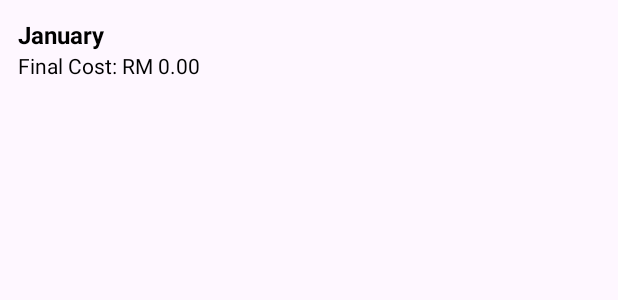
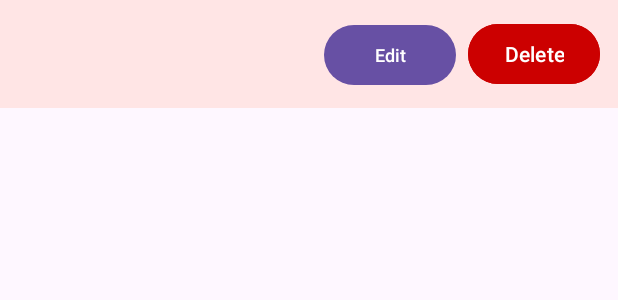
Before and after one commit to haijanjw/ElecBill, an Android app: the layout bill_item.xml on its own in the app's theme, with its tools: preview values and no code run, on a phone screen of 412 x 824 dp. Shown: the top 300 px of the screen. Run offline under Robolectric (Android 15) with nearby library versions, the phone set to English and light mode, and no system bars.

```diff
--- a/app/src/main/res/layout/activity_detail.xml
+++ b/app/src/main/res/layout/activity_detail.xml
@@ -41,7 +41,6 @@
         android:id="@+id/txtDetail"
         android:layout_width="wrap_content"
         android:layout_height="wrap_content"
-        android:text="Details will be shown here"
         android:textSize="18sp"
         android:layout_marginTop="16dp" />
 
--- a/app/src/main/res/layout/activity_list.xml
+++ b/app/src/main/res/layout/activity_list.xml
@@ -8,5 +8,8 @@
     <ListView
         android:id="@+id/listView"
         android:layout_width="match_parent"
-        android:layout_height="match_parent"/>
+        android:layout_height="match_parent"
+        android:choiceMode="singleChoice"/>
+
+
 </LinearLayout>
--- a/app/src/main/res/layout/bill_item.xml
+++ b/app/src/main/res/layout/bill_item.xml
@@ -1,24 +1,62 @@
 <?xml version="1.0" encoding="utf-8"?>
-<LinearLayout xmlns:android="http://schemas.android.com/apk/res/android"
+<RelativeLayout xmlns:android="http://schemas.android.com/apk/res/android"
     android:layout_width="match_parent"
     android:layout_height="wrap_content"
+    android:padding="12dp"
+    android:background="#FFE5E5"
+    android:descendantFocusability="blocksDescendants"
+    >
+
+    <LinearLayout
         android:orientation="vertical"
-    android:padding="12dp">
+        android:layout_width="wrap_content"
+        android:layout_height="wrap_content">
 
         <TextView
             android:id="@+id/txtMonth"
             android:layout_width="wrap_content"
             android:layout_height="wrap_content"
-        android:text="January"
+            android:textSize="16sp"
             android:textStyle="bold"
-        android:textSize="16sp"
             android:textColor="@android:color/black" />
 
         <TextView
             android:id="@+id/txtFinalCost"
             android:layout_width="wrap_content"
             android:layout_height="wrap_content"
-        android:text="Final Cost: RM 0.00"
             android:textColor="@android:color/black" />
+    </LinearLayout>
+
+    <LinearLayout
+        android:layout_alignParentEnd="true"
+        android:orientation="horizontal"
+        android:layout_width="wrap_content"
+        android:layout_height="wrap_content">
+
+        <Button
+            android:id="@+id/btnEdit"
+            android:layout_width="wrap_content"
+            android:layout_height="wrap_content"
+            android:text="Edit"
+            android:textSize="12sp"
+            android:focusable="false"
+            android:focusableInTouchMode="false"
+            android:clickable="true"
+            />
+
+        <Button
+            android:id="@+id/btnDelete"
+            android:layout_width="wrap_content"
+            android:layout_height="wrap_content"
+            android:text="Delete"
+            android:backgroundTint="@android:color/holo_red_dark"
+            android:textColor="@android:color/white"
+            android:layout_marginStart="8dp"
+            android:focusable="false"
+            android:focusableInTouchMode="false"
+            android:clickable="true"
+            />
 
     </LinearLayout>
+
+</RelativeLayout>
```
Also changed, not shown: app/src/main/java/com/example/elecbill/Bill.java (+24 -8 lines), app/src/main/java/com/example/elecbill/BillAdapter.java (+74 -3 lines), app/src/main/java/com/example/elecbill/DBHelper.java (+41 -7 lines), app/src/main/java/com/example/elecbill/DetailActivity.java (+8 -15 lines), app/src/main/java/com/example/elecbill/ListActivity.java (+39 -25 lines), app/src/main/java/com/example/elecbill/MainActivity.java (+54 -12 lines). Lines whose indentation alone changed are shown as unchanged.
